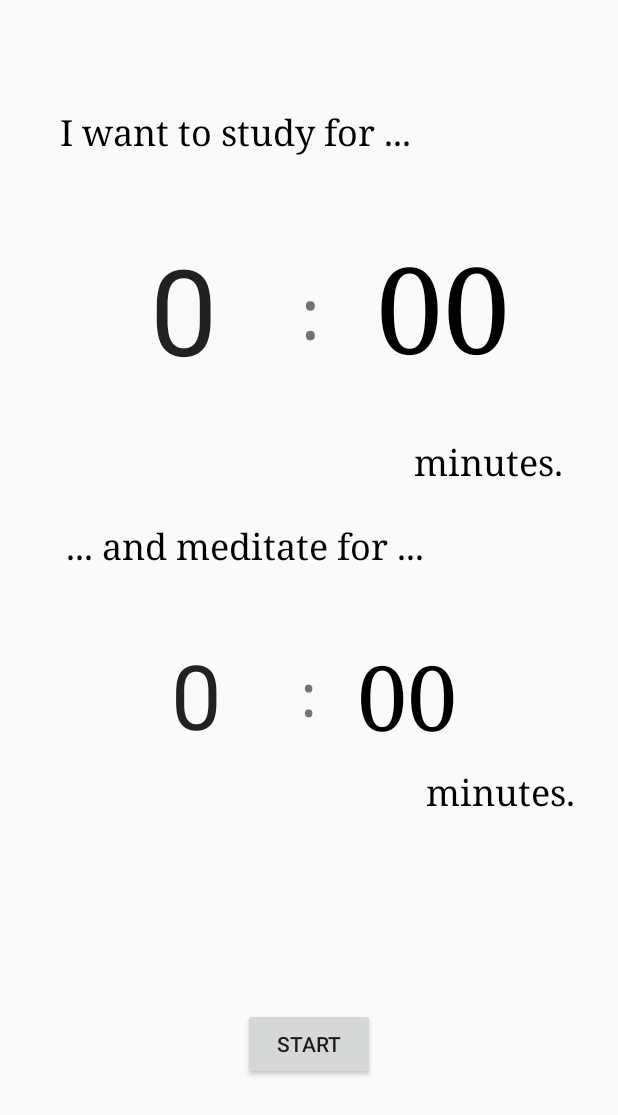
After one commit to eunseolee00/MotivationApp, an Android app: the layout activity_study.xml on its own in the app's theme, with its tools: preview values and no code run, on a phone screen of 412 x 824 dp. The commit adds this screen. Shown: the top 1115 px of the screen. Run offline under Robolectric (Android 15) with nearby library versions, the phone set to English and light mode, and no system bars.

Commit message:
commit #1(Study and Meditation)

```diff
--- a/app/src/main/AndroidManifest.xml
+++ b/app/src/main/AndroidManifest.xml
@@ -9,6 +9,9 @@
         android:roundIcon="@mipmap/ic_launcher_round"
         android:supportsRtl="true"
         android:theme="@style/Theme.MotivationApp">
+        <activity
+            android:name=".StudyActivity"
+            android:exported="false" />
         <activity
             android:name=".DestressActivity"
             android:exported="false" />
--- a/app/src/main/java/com/example/motivationapp/MenuActivity.kt
+++ b/app/src/main/java/com/example/motivationapp/MenuActivity.kt
@@ -21,4 +21,10 @@ class MenuActivity : AppCompatActivity() {
         startActivity(intent)
     }
 
+    fun study(view: View){
+        val intent = Intent(this, StudyActivity::class.java)
+        startActivity(intent)
+    }
+
+
 }//MenuActivity
--- /dev/null
+++ b/app/src/main/java/com/example/motivationapp/StudyActivity.kt
@@ -0,0 +1,96 @@
+package com.example.motivationapp
+
+import android.content.DialogInterface
+import androidx.appcompat.app.AppCompatActivity
+import android.os.Bundle
+import android.os.CountDownTimer
+import android.view.View
+import android.widget.Button
+import android.widget.NumberPicker
+import android.widget.TextView
+import android.widget.Toast
+import androidx.appcompat.app.AlertDialog
+
+class StudyActivity : AppCompatActivity() {
+
+    lateinit var numberPicker : NumberPicker
+    lateinit var seconds : TextView
+    lateinit var countDownTimer: CountDownTimer
+    lateinit var meditationTimer: CountDownTimer
+    lateinit var button: Button
+    var howLong = 0
+    var counterActive = false
+
+    override fun onCreate(savedInstanceState: Bundle?) {
+        super.onCreate(savedInstanceState)
+        setContentView(R.layout.activity_study)
+
+        numberPicker = findViewById(R.id.numberPicker)
+        seconds = findViewById(R.id.seconds)
+        button = findViewById(R.id.start)
+
+        numberPicker.maxValue = 60
+        numberPicker.minValue = 0
+        numberPicker.value = 25
+    }
+
+    fun updateMin(minLeft : Int){
+        if(minLeft >= 0){
+            numberPicker.value = minLeft
+        }
+    }
+
+    fun updateSeconds(secondsLeft : Int){
+        var sec = secondsLeft - (secondsLeft / 60) * 60
+        if(sec >= 0){
+            if(sec > 9){
+                seconds.text = ( sec ).toString()
+            }else{
+                seconds.text = "0$sec"
+            }
+
+        }
+
+    }
+
+    fun startTimer(view: View){
+        if(!counterActive){
+            counterActive = true
+            button.text = "Stop"
+
+            howLong = numberPicker.value * 60 * 1000 + 100
+            countDownTimer = object : CountDownTimer(howLong.toLong(),1000){
+                override fun onTick(p0: Long) {
+                    updateMin((p0/60000).toInt())
+                    updateSeconds((p0/1000).toInt())
+                }//onTick
+
+                override fun onFinish() {
+
+                }//onFinish
+            }//countDownTimer = object
+            countDownTimer.start()
+
+        }//if(!counterActive)
+        else{
+            AlertDialog.Builder(this)
+                .setIcon(android.R.drawable.ic_dialog_alert)
+                . setTitle("End Timer")
+                .setMessage("Do you realy want to stop the timer?")
+                .setPositiveButton("Yes", DialogInterface.OnClickListener()
+                {
+                        dialogInterface: DialogInterface?, i: Int ->
+                    countDownTimer.cancel()
+                    counterActive = false
+                    button.text = "START"
+
+                    numberPicker.value = 25
+                    seconds.text = "00"
+
+                })
+                .setNegativeButton("NO", null)
+                .show()
+        }
+    }//startTimer
+
+}
--- a/app/src/main/res/layout/activity_menu.xml
+++ b/app/src/main/res/layout/activity_menu.xml
@@ -35,6 +35,7 @@
         android:fontFamily="serif"
         android:text="Study and Meditate"
         android:textSize="20sp"
+        android:onClick="study"
         app:layout_constraintBottom_toTopOf="@+id/linearLayout"
         app:layout_constraintEnd_toStartOf="@+id/button11"
         app:layout_constraintHorizontal_bias="0.5"
--- /dev/null
+++ b/app/src/main/res/layout/activity_study.xml
@@ -0,0 +1,144 @@
+<?xml version="1.0" encoding="utf-8"?>
+<androidx.constraintlayout.widget.ConstraintLayout xmlns:android="http://schemas.android.com/apk/res/android"
+    xmlns:app="http://schemas.android.com/apk/res-auto"
+    xmlns:tools="http://schemas.android.com/tools"
+    android:layout_width="match_parent"
+    android:layout_height="match_parent"
+    tools:context=".StudyActivity">
+
+    <NumberPicker
+        android:id="@+id/numberPicker"
+        android:layout_width="156dp"
+        android:layout_height="204dp"
+        android:layout_marginStart="44dp"
+        android:layout_marginTop="104dp"
+        android:theme="@style/NumberPickerText"
+        app:layout_constraintStart_toStartOf="parent"
+        app:layout_constraintTop_toTopOf="parent" />
+
+    <NumberPicker
+        android:id="@+id/numberPicker2"
+        android:layout_width="134dp"
+        android:layout_height="158dp"
+        android:layout_marginStart="64dp"
+        android:layout_marginTop="384dp"
+        android:theme="@style/NumberPickerText2"
+        app:layout_constraintStart_toStartOf="parent"
+        app:layout_constraintTop_toTopOf="parent" />
+
+    <TextView
+        android:id="@+id/textView3"
+        android:layout_width="wrap_content"
+        android:layout_height="wrap_content"
+        android:layout_marginTop="176dp"
+        android:fontFamily="serif"
+        android:text=":"
+        android:textSize="48sp"
+        app:layout_constraintEnd_toStartOf="@+id/seconds"
+        app:layout_constraintHorizontal_bias="0.0"
+        app:layout_constraintStart_toEndOf="@+id/numberPicker"
+        app:layout_constraintTop_toTopOf="parent" />
+
+    <TextView
+        android:id="@+id/textView6"
+        android:layout_width="wrap_content"
+        android:layout_height="wrap_content"
+        android:layout_marginTop="436dp"
+        android:fontFamily="serif"
+        android:text=":"
+        android:textSize="40sp"
+        app:layout_constraintEnd_toStartOf="@+id/seconds"
+        app:layout_constraintHorizontal_bias="0.0"
+        app:layout_constraintStart_toEndOf="@+id/numberPicker"
+        app:layout_constraintTop_toTopOf="parent" />
+
+    <TextView
+        android:id="@+id/seconds"
+        android:layout_width="wrap_content"
+        android:layout_height="wrap_content"
+        android:layout_marginTop="152dp"
+        android:layout_marginEnd="72dp"
+        android:fontFamily="serif"
+        android:text="00"
+        android:textColor="#000000"
+        android:textSize="80sp"
+        app:layout_constraintEnd_toEndOf="parent"
+        app:layout_constraintTop_toTopOf="parent" />
+
+    <TextView
+        android:id="@+id/seconds2"
+        android:layout_width="102dp"
+        android:layout_height="112dp"
+        android:layout_marginTop="424dp"
+        android:layout_marginEnd="72dp"
+        android:fontFamily="serif"
+        android:text="00"
+        android:textColor="#000000"
+        android:textSize="60sp"
+        app:layout_constraintEnd_toEndOf="parent"
+        app:layout_constraintTop_toTopOf="parent" />
+
+    <Button
+        android:id="@+id/start"
+        android:layout_width="wrap_content"
+        android:layout_height="wrap_content"
+        android:layout_marginBottom="104dp"
+        android:onClick="startTimer"
+        android:text="Start"
+        app:layout_constraintBottom_toBottomOf="parent"
+        app:layout_constraintEnd_toEndOf="parent"
+        app:layout_constraintHorizontal_bias="0.501"
+        app:layout_constraintStart_toStartOf="parent" />
+
+    <TextView
+        android:id="@+id/title"
+        android:layout_width="wrap_content"
+        android:layout_height="wrap_content"
+        android:layout_marginStart="40dp"
+        android:layout_marginTop="72dp"
+        android:fontFamily="serif"
+        android:text="I want to study for ..."
+        android:textColor="@color/black"
+        android:textSize="24sp"
+        app:layout_constraintStart_toStartOf="parent"
+        app:layout_constraintTop_toTopOf="parent" />
+
+    <TextView
+        android:id="@+id/andMeditation"
+        android:layout_width="wrap_content"
+        android:layout_height="wrap_content"
+        android:layout_marginStart="44dp"
+        android:layout_marginTop="348dp"
+        android:fontFamily="serif"
+        android:text="... and meditate for ..."
+        android:textColor="@color/black"
+        android:textSize="24sp"
+        app:layout_constraintStart_toStartOf="parent"
+        app:layout_constraintTop_toTopOf="parent" />
+
+    <TextView
+        android:id="@+id/minutes"
+        android:layout_width="wrap_content"
+        android:layout_height="wrap_content"
+        android:layout_marginStart="276dp"
+        android:layout_marginTop="292dp"
+        android:fontFamily="serif"
+        android:text="minutes."
+        android:textColor="@color/black"
+        android:textSize="24sp"
+        app:layout_constraintStart_toStartOf="parent"
+        app:layout_constraintTop_toTopOf="parent" />
+
+    <TextView
+        android:id="@+id/minutes2"
+        android:layout_width="wrap_content"
+        android:layout_height="wrap_content"
+        android:layout_marginStart="284dp"
+        android:layout_marginTop="512dp"
+        android:fontFamily="serif"
+        android:text="minutes."
+        android:textColor="@color/black"
+        android:textSize="24sp"
+        app:layout_constraintStart_toStartOf="parent"
+        app:layout_constraintTop_toTopOf="parent" />
+</androidx.constraintlayout.widget.ConstraintLayout>
--- /dev/null
+++ b/app/src/main/res/values/styles.xml
@@ -0,0 +1,14 @@
+<?xml version="1.0" encoding="utf-8"?>
+<resources>
+    <style name="NumberPickerText">
+        <item name="android:textSize">80sp</item>
+        <item name="colorControlNormal">#00FF0000</item>
+        <item name="fontFamily">@font/abril_fatface</item>
+    </style>
+
+    <style name="NumberPickerText2">
+        <item name="android:textSize">60sp</item>
+        <item name="colorControlNormal">#00FF0000</item>
+        <item name="fontFamily">@font/abril_fatface</item>
+    </style>
+</resources>
```
